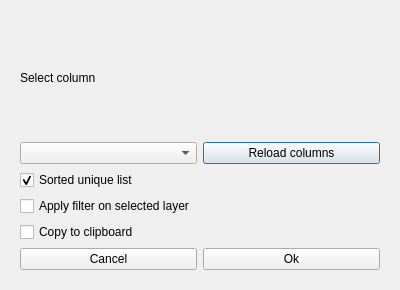
Qt form ui/selected_features.ui (jkall/qgis-midvatten-plugin) before a commit.
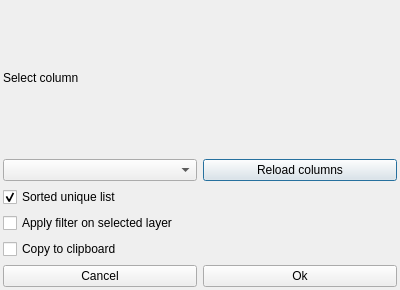
The same form after that commit.

Commit message: Fixes some gui margins issues.

Diff of the .ui file:
```diff
--- a/ui/selected_features.ui
+++ b/ui/selected_features.ui
@@ -20,9 +20,33 @@
    <string>Values from selected features</string>
   </property>
   <layout class="QGridLayout" name="gridLayout_2">
+   <property name="leftMargin">
+    <number>3</number>
+   </property>
+   <property name="topMargin">
+    <number>3</number>
+   </property>
+   <property name="rightMargin">
+    <number>3</number>
+   </property>
+   <property name="bottomMargin">
+    <number>3</number>
+   </property>
    <item row="0" column="0">
     <widget class="QWidget" name="gridwidget" native="true">
      <layout class="QGridLayout" name="gridLayout">
+      <property name="leftMargin">
+       <number>0</number>
+      </property>
+      <property name="topMargin">
+       <number>0</number>
+      </property>
+      <property name="rightMargin">
+       <number>0</number>
+      </property>
+      <property name="bottomMargin">
+       <number>0</number>
+      </property>
       <item row="0" column="0">
        <widget class="QLabel" name="label">
         <property name="text">
```
The commit also changes 15 other files.
